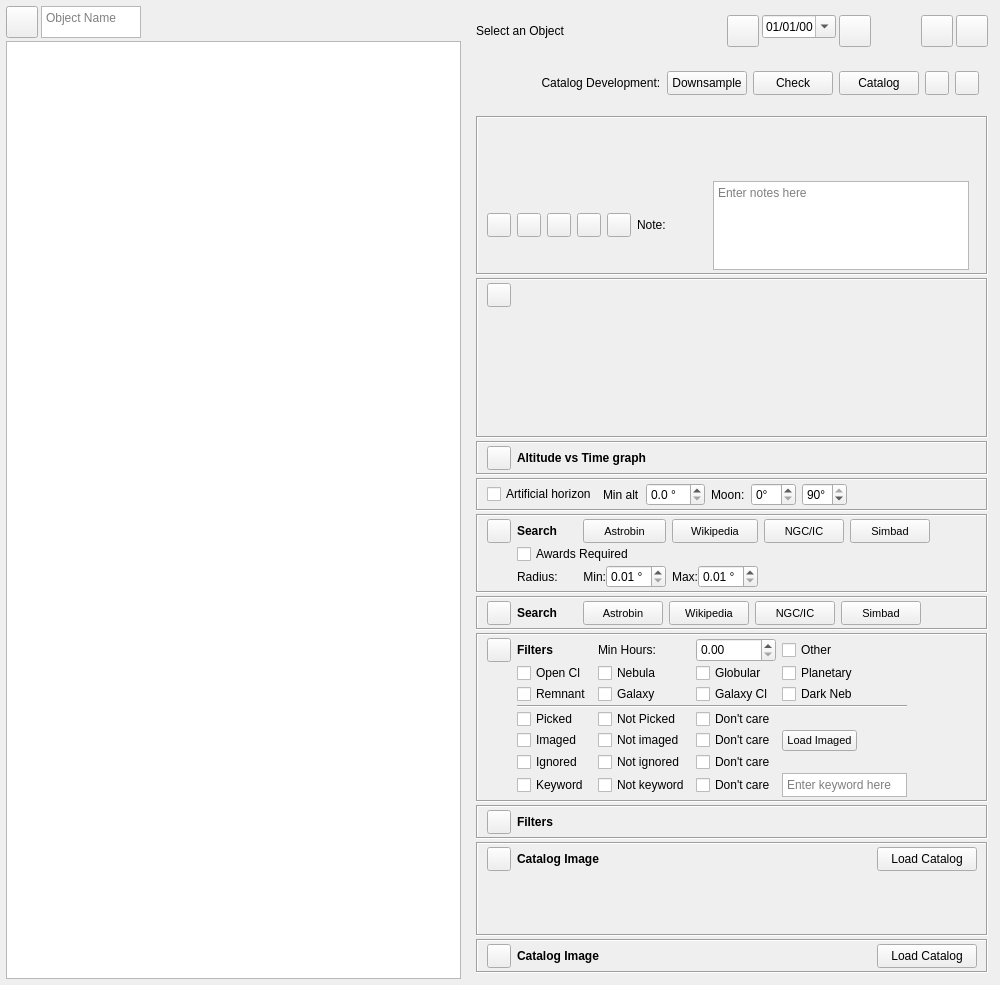
KDE/kstars, file kstars/tools/imagingplanner.ui: the form before one commit.
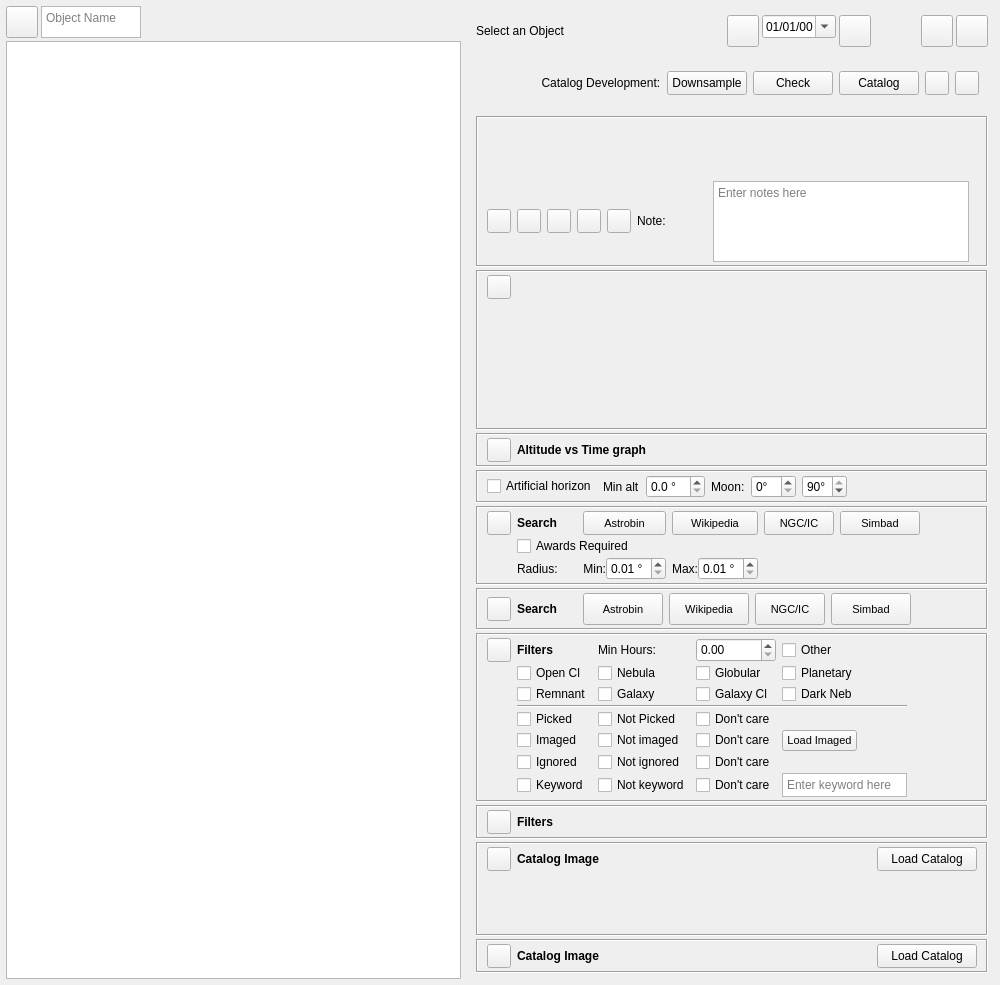
The form after the commit. Icons and pictures are not drawn. Custom widgets are drawn as their Qt base class.

Commit message: Imaging Planner: generalizes the ngc/ic search button

Patch:
```diff
--- a/kstars/tools/imagingplanner.ui
+++ b/kstars/tools/imagingplanner.ui
@@ -1407,7 +1407,13 @@
                </property>
                <property name="maximumSize">
                 <size>
-                 <width>100</width>
+                 <width>70</width>
+                 <height>32</height>
+                </size>
+               </property>
+               <property name="maximumSize">
+                <size>
+                 <width>70</width>
                  <height>32</height>
                 </size>
                </property>
@@ -1732,7 +1738,13 @@
                </property>
                <property name="maximumSize">
                 <size>
-                 <width>100</width>
+                 <width>70</width>
+                 <height>32</height>
+                </size>
+               </property>
+               <property name="minimumSize">
+                <size>
+                 <width>70</width>
                  <height>32</height>
                 </size>
                </property>
```
Left out of the diff: 4 changed lines with no effect on the pictures. The commit also changes 2 other files.
